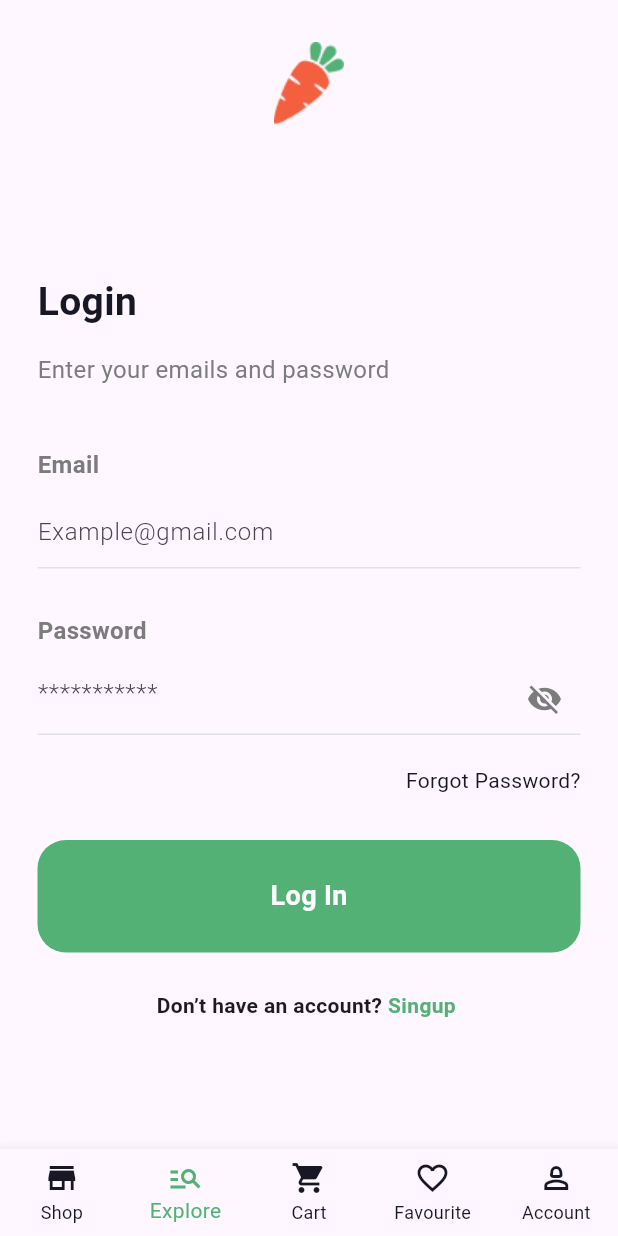
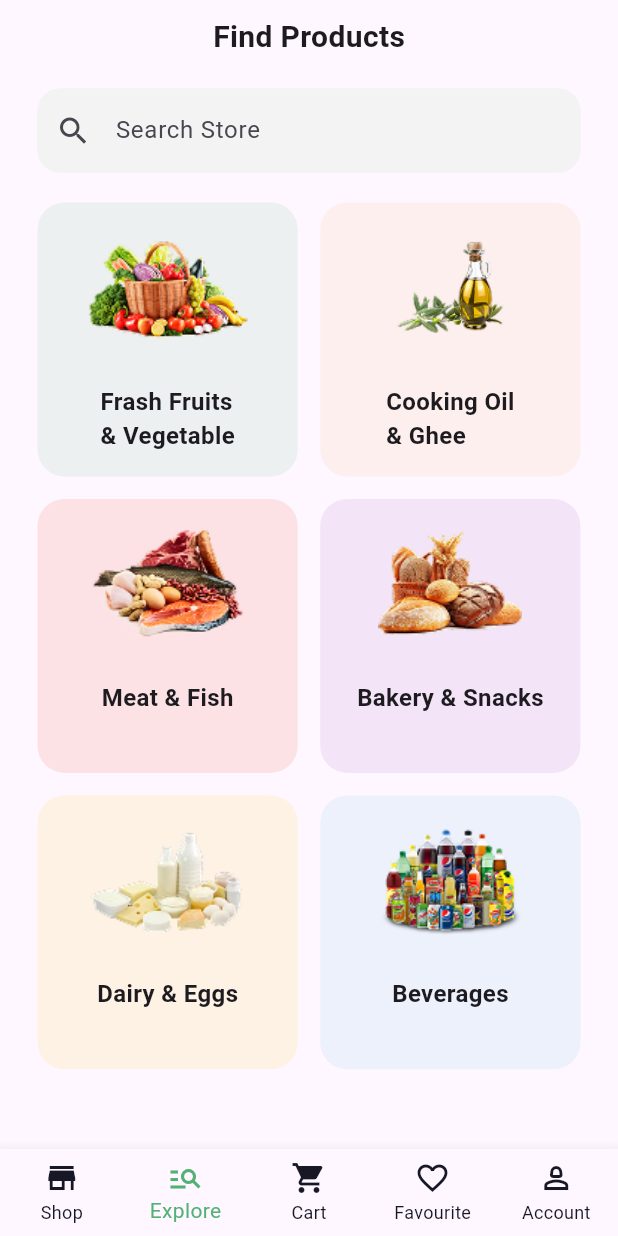
Before and after one commit to ahmedZakaria19/GroceriesApp, a Flutter app: the screen it shows after launch, item 2 of the bottom bar chosen, on a phone screen of 412 x 824 dp. Run offline on Flutter 3.47's test engine with Material 3 defaults, Android fonts, the phone set to English and light mode, and no system bars.

Commit message:
Add Explore screen

```diff
--- a/groceries_app/lib/bottom_nav_bar_screen.dart
+++ b/groceries_app/lib/bottom_nav_bar_screen.dart
@@ -1,10 +1,11 @@
 import 'package:flutter/material.dart';
 import 'package:groceries_app/account_screen.dart';
+import 'package:groceries_app/explore_screen.dart';
 import 'package:groceries_app/home_screen.dart';
 import 'package:groceries_app/login_screen.dart';
 
 class BottomNavBarScreen extends StatefulWidget {
-  const new({super.key});
+  const BottomNavBarScreen({super.key});
 
   @override
   State<BottomNavBarScreen> createState() => _BottomNavBarScreenState();
@@ -14,7 +15,7 @@ class _BottomNavBarScreenState extends State<BottomNavBarScreen> {
   int cuurentIndex = 0;
   List<Widget> screens = [
     HomeScreen(),
-    LoginScreen(),
+    ExploreScreen(),
     LoginScreen(),
     LoginScreen(),
     AccountScreen(),
--- /dev/null
+++ b/groceries_app/lib/explore_screen.dart
@@ -0,0 +1,111 @@
+import 'package:flutter/material.dart';
+import 'package:groceries_app/widgets/app_search_field.dart';
+
+class ExploreScreen extends StatefulWidget {
+  const ExploreScreen({super.key});
+  @override
+  State<ExploreScreen> createState() => _ExploreScreenState();
+}
+
+class _ExploreScreenState extends State<ExploreScreen> {
+  List<ProductItem> products = [
+    ProductItem(
+      imagePath: 'assets/Fruits.png',
+      text: 'Frash Fruits\n& Vegetable',
+      bgcolor: Color(0x1A53B175),
+    ),
+    ProductItem(
+      imagePath: 'assets/oil.png',
+      text: 'Cooking Oil\n& Ghee',
+      bgcolor: Color(0x1AF8A44C),
+    ),
+    ProductItem(
+      imagePath: 'assets/meat.png',
+      text: 'Meat & Fish',
+      bgcolor: Color(0x40F7A593),
+    ),
+    ProductItem(
+      imagePath: 'assets/Bakery.png',
+      text: 'Bakery & Snacks',
+      bgcolor: Color(0x40D3B0E0),
+    ),
+    ProductItem(
+      imagePath: 'assets/egges.png',
+      text: 'Dairy & Eggs',
+      bgcolor: Color(0x40FDE598),
+    ),
+    ProductItem(
+      imagePath: 'assets/Beverages.png',
+      text: 'Beverages',
+      bgcolor: Color(0x40B7DFF5),
+    ),
+  ];
+
+  @override
+  Widget build(BuildContext context) {
+    return Scaffold(
+      body: SafeArea(
+        child: Padding(
+          padding: const EdgeInsets.symmetric(horizontal: 25),
+          child: Column(
+            children: [
+              SizedBox(height: 10),
+              Text(
+                "Find Products",
+                style: TextStyle(fontSize: 20, fontWeight: FontWeight.bold),
+              ),
+              SizedBox(height: 20),
+              AppSearchField(),
+              SizedBox(height: 20),
+
+              Expanded(
+                child: GridView.builder(
+                  gridDelegate: SliverGridDelegateWithFixedCrossAxisCount(
+                    crossAxisCount: 2,
+                    mainAxisSpacing: 15,
+                    crossAxisSpacing: 15,
+                    childAspectRatio: 0.95,
+                  ),
+                  itemCount: 6,
+                  itemBuilder: (context, index) => products[index],
+                ),
+              ),
+            ],
+          ),
+        ),
+      ),
+    );
+  }
+}
+
+class ProductItem extends StatelessWidget {
+  const ProductItem({
+    super.key,
+    required this.imagePath,
+    required this.text,
+    required this.bgcolor,
+  });
+  final String imagePath;
+  final String text;
+  final Color bgcolor;
+  @override
+  Widget build(BuildContext context) {
+    return Container(
+      decoration: BoxDecoration(
+        color: bgcolor,
+        borderRadius: BorderRadius.circular(18),
+      ),
+      child: Column(
+        children: [
+          SizedBox(height: 20),
+          Image.asset(imagePath, width: 111, height: 74),
+          SizedBox(height: 27),
+          Text(
+            text,
+            style: TextStyle(fontSize: 16, fontWeight: FontWeight.bold),
+          ),
+        ],
+      ),
+    );
+  }
+}
--- a/groceries_app/lib/home_screen.dart
+++ b/groceries_app/lib/home_screen.dart
@@ -2,7 +2,7 @@ import 'package:flutter/material.dart';
 import 'package:groceries_app/widgets/app_home_row.dart';
 import 'package:groceries_app/widgets/app_product_horizontal_list.dart';
 import 'package:groceries_app/widgets/app_proudct_card.dart';
-import 'package:groceries_app/widgets/app_search_Field.dart';
+import 'package:groceries_app/widgets/app_search_field.dart';
 
 class HomeScreen extends StatefulWidget {
   const new({super.key});
--- a/groceries_app/lib/widgets/app_search_Field.dart
+++ b/groceries_app/lib/widgets/app_search_Field.dart
@@ -1,4 +1,3 @@
-
 import 'package:flutter/material.dart';
 
 class AppSearchField extends StatelessWidget {
```
Also changed, not shown: groceries_app/assets/Bakery.png (added), groceries_app/assets/Beverages.png (added), groceries_app/assets/Fruits.png (added), groceries_app/assets/egges.png (added), groceries_app/assets/meat.png (added), groceries_app/assets/oil.png (added), 2 other files.
